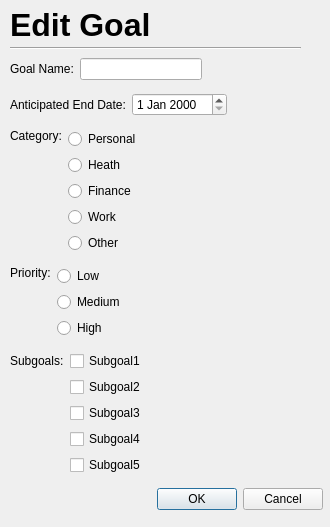
First picture: the form in UI/EditGoal.ui, repository cis422-goaltracker/goaltracker, before the edit.
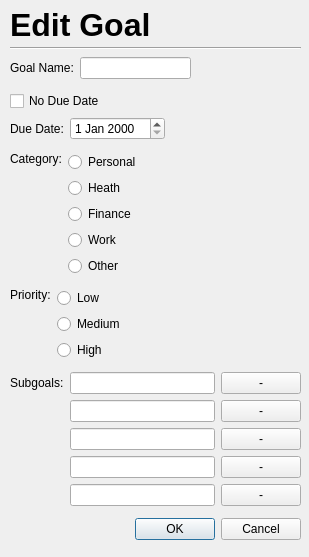
Second picture: the form after the edit.

```diff
--- a/UI/EditGoal.ui
+++ b/UI/EditGoal.ui
@@ -6,8 +6,8 @@
    <rect>
     <x>0</x>
     <y>0</y>
-    <width>330</width>
-    <height>527</height>
+    <width>309</width>
+    <height>557</height>
    </rect>
   </property>
   <property name="windowTitle">
@@ -18,8 +18,8 @@
     <rect>
      <x>10</x>
      <y>51</y>
-     <width>313</width>
-     <height>471</height>
+     <width>291</width>
+     <height>496</height>
     </rect>
    </property>
    <layout class="QVBoxLayout" name="verticalLayout">
@@ -51,11 +51,20 @@
      </layout>
     </item>
     <item>
+     <layout class="QVBoxLayout" name="verticalLayout_5">
+      <item>
+       <widget class="QCheckBox" name="checkBox">
+        <property name="text">
+         <string>No Due Date</string>
+        </property>
+       </widget>
+      </item>
+      <item>
      <layout class="QHBoxLayout" name="horizontalLayout_2">
       <item>
        <widget class="QLabel" name="endDateLabel">
         <property name="text">
-         <string>Anticipated End Date:</string>
+           <string>Due Date:</string>
         </property>
        </widget>
       </item>
@@ -77,6 +86,8 @@
       </item>
      </layout>
     </item>
+     </layout>
+    </item>
     <item>
      <layout class="QHBoxLayout" name="horizontalLayout_3">
       <item alignment="Qt::AlignLeft|Qt::AlignTop">
@@ -215,27 +226,6 @@
     </item>
     <item>
      <layout class="QGridLayout" name="gridLayout">
-      <item row="1" column="1">
-       <widget class="QCheckBox" name="subgoal2">
-        <property name="text">
-         <string>Subgoal2</string>
-        </property>
-       </widget>
-      </item>
-      <item row="3" column="1">
-       <widget class="QCheckBox" name="subgoal4">
-        <property name="text">
-         <string>Subgoal4</string>
-        </property>
-       </widget>
-      </item>
-      <item row="2" column="1">
-       <widget class="QCheckBox" name="subgoal3">
-        <property name="text">
-         <string>Subgoal3</string>
-        </property>
-       </widget>
-      </item>
       <item row="0" column="0">
        <widget class="QLabel" name="subgoalLabel">
         <property name="text">
@@ -243,30 +233,53 @@
         </property>
        </widget>
       </item>
+      <item row="1" column="1">
+       <widget class="QLineEdit" name="subgoal2"/>
+      </item>
+      <item row="4" column="1">
+       <widget class="QLineEdit" name="subgoal5"/>
+      </item>
+      <item row="3" column="1">
+       <widget class="QLineEdit" name="subgoal4"/>
+      </item>
+      <item row="2" column="1">
+       <widget class="QLineEdit" name="subgoal3"/>
+      </item>
       <item row="0" column="1">
-       <widget class="QCheckBox" name="subgoal1">
-        <property name="text">
-         <string>Subgoal1</string>
-        </property>
-       </widget>
+       <widget class="QLineEdit" name="subgoal1"/>
       </item>
       <item row="0" column="2">
-       <spacer name="horizontalSpacer_4">
-        <property name="orientation">
-         <enum>Qt::Horizontal</enum>
+       <widget class="QPushButton" name="deleteButton1">
+        <property name="text">
+         <string> - </string>
         </property>
-        <property name="sizeHint" stdset="0">
-         <size>
-          <width>40</width>
-          <height>20</height>
-         </size>
+       </widget>
+      </item>
+      <item row="1" column="2">
+       <widget class="QPushButton" name="deleteButton2">
+        <property name="text">
+         <string> - </string>
         </property>
-       </spacer>
+       </widget>
       </item>
-      <item row="4" column="1">
-       <widget class="QCheckBox" name="subgoal5">
+      <item row="2" column="2">
+       <widget class="QPushButton" name="deleteButton3">
         <property name="text">
-         <string>Subgoal5</string>
+         <string> - </string>
+        </property>
+       </widget>
+      </item>
+      <item row="3" column="2">
+       <widget class="QPushButton" name="deleteButton4">
+        <property name="text">
+         <string> - </string>
+        </property>
+       </widget>
+      </item>
+      <item row="4" column="2">
+       <widget class="QPushButton" name="deleteButton5">
+        <property name="text">
+         <string> - </string>
         </property>
        </widget>
       </item>
```
Lines whose indentation alone changed are shown as unchanged.
